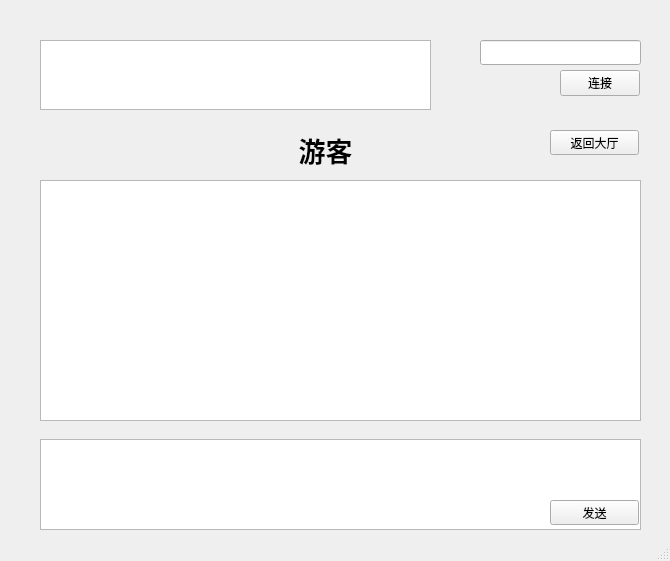
Before: the Qt Designer form Client/client.ui in max-my/chatroom, drawn with Qt 5.
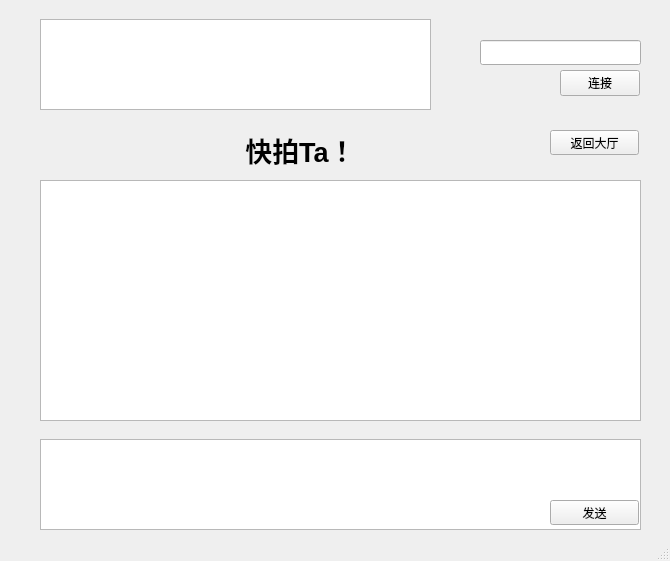
After: the same form once the commit is applied. The open tabs and pages were chosen to show the change.

Diff of the .ui file:
```diff
--- a/Client/client.ui
+++ b/Client/client.ui
@@ -126,14 +126,14 @@
      <widget class="QLabel" name="label_Name">
       <property name="geometry">
        <rect>
-        <x>250</x>
+        <x>80</x>
         <y>20</y>
-        <width>151</width>
+        <width>441</width>
         <height>41</height>
        </rect>
       </property>
       <property name="text">
-       <string>&lt;html&gt;&lt;head/&gt;&lt;body&gt;&lt;p align=&quot;center&quot;&gt;&lt;span style=&quot; font-size:20pt; font-weight:600;&quot;&gt;游客&lt;/span&gt;&lt;/p&gt;&lt;/body&gt;&lt;/html&gt;</string>
+       <string>&lt;html&gt;&lt;head/&gt;&lt;body&gt;&lt;p align=&quot;center&quot;&gt;&lt;span style=&quot; font-size:20pt; font-weight:600;&quot;&gt;快拍Ta！&lt;/span&gt;&lt;/p&gt;&lt;/body&gt;&lt;/html&gt;</string>
       </property>
       <property name="textFormat">
        <enum>Qt::RichText</enum>
@@ -194,9 +194,9 @@
     <property name="geometry">
      <rect>
       <x>40</x>
-      <y>40</y>
+      <y>19</y>
       <width>391</width>
-      <height>70</height>
+      <height>91</height>
      </rect>
     </property>
     <property name="readOnly">
```
